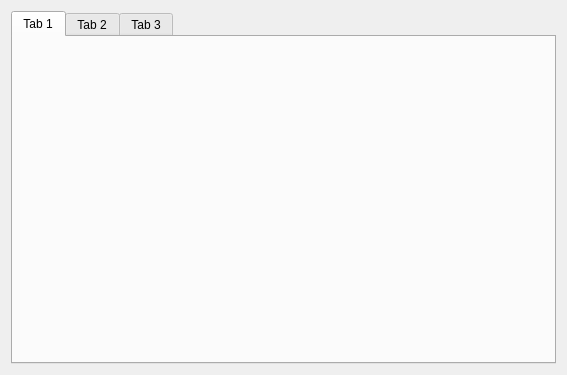
First picture: the form in Raspberry/Aiot/mainwidget.ui, repository KimMS-99/Qt, before the edit.
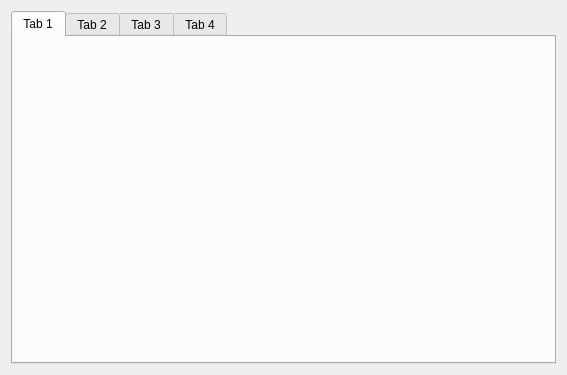
Second picture: the form after the edit. The open tabs and pages were chosen to show the change.

The edit to the form file:
```diff
--- a/Raspberry/Aiot/mainwidget.ui
+++ b/Raspberry/Aiot/mainwidget.ui
@@ -40,6 +40,11 @@
        <string>Tab 3</string>
       </attribute>
      </widget>
+     <widget class="QWidget" name="pTab4">
+      <attribute name="title">
+       <string>Tab 4</string>
+      </attribute>
+     </widget>
     </widget>
    </item>
   </layout>
```
Left out of the diff: 2 changed lines with no effect on the pictures.
